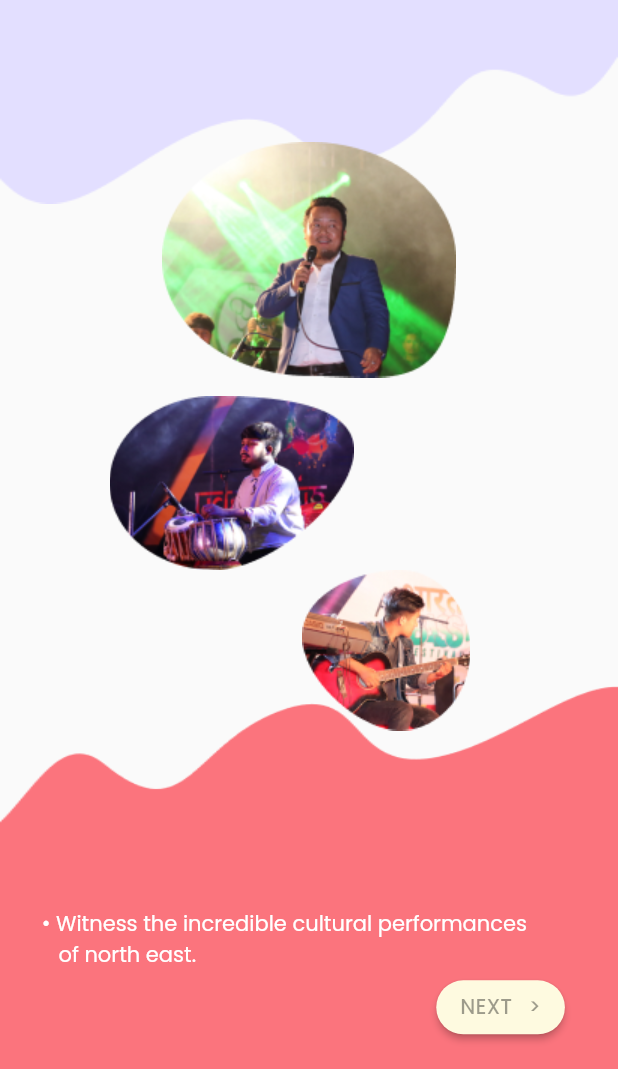
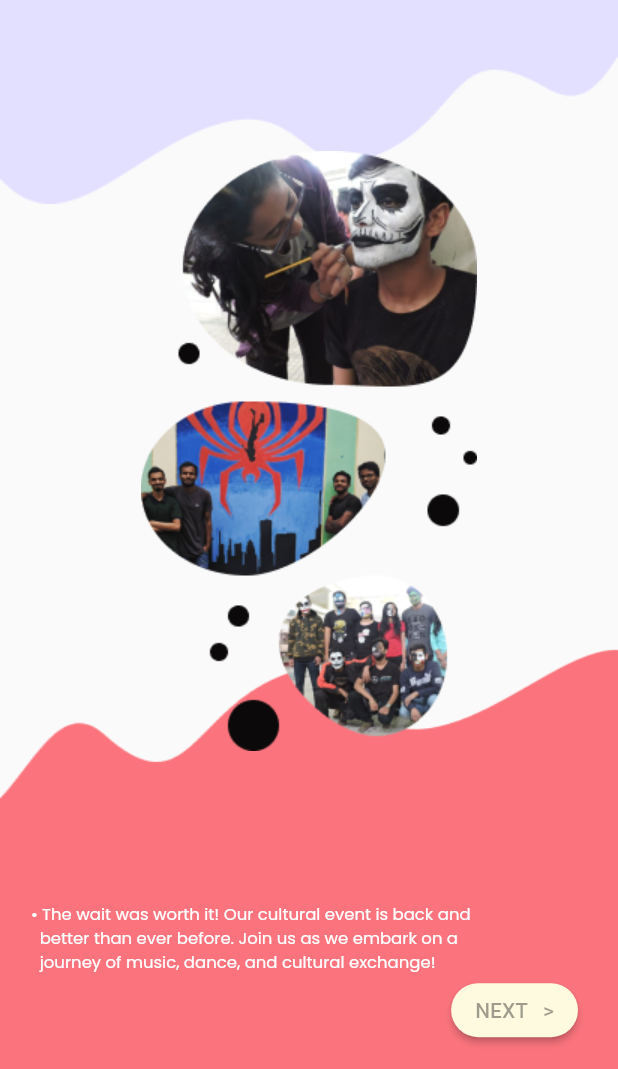
Before and after one commit to DevCANS/udgam2k23App, a Flutter app: the screen it shows after launch, after a tap on an icon or button, on a phone screen of 412 x 824 dp, the part 167-1236 px from its top. Run offline on Flutter 3.47's test engine with Material 2 defaults, Android fonts, the phone set to English and light mode, and no system bars; our stand-ins replace carousel_slider, cloud_firestore, curved_navigation_bar, firebase_auth, firebase_core, font_awesome_flutter and 2 more; missing offline and left inert: easy_image_viewer, xen_popup_card; accounts and stored records are empty; Roboto replaces fonts that are missing (Samarkan).

Commit message:
Start Screen Updated

```diff
--- a/udgam2k23/lib/screens/about/about_screen.dart
+++ b/udgam2k23/lib/screens/about/about_screen.dart
@@ -1,5 +1,4 @@
 import 'package:flutter/material.dart';
-import 'package:flutter_svg/flutter_svg.dart';
 import 'package:google_fonts/google_fonts.dart';
 import 'package:udgam2k23/constants.dart';
 import 'package:udgam2k23/methods/methods.dart';
@@ -79,7 +78,10 @@ class _AboutScreenState extends State<AboutScreen> {
                     child: SizedBox(
                       height: size.height * 0.35,
                       width: size.width * 0.65,
-                      child: SvgPicture.asset('assets/images/udgam_logo.svg'),
+                      child: Image.asset(
+                        'assets/images/udgam_logo.jpeg',
+                        fit: BoxFit.scaleDown,
+                      ),
                       // child: Image.asset(
                       //   "assets/images/udgam_logo.svg",
                       //   fit: BoxFit.scaleDown,
--- a/udgam2k23/lib/screens/auth/auth_screen.dart
+++ b/udgam2k23/lib/screens/auth/auth_screen.dart
@@ -127,7 +127,7 @@ class _AuthScreenState extends State<AuthScreen> {
                               color: Colors.black54,
                             ),
                             Text(
-                              "continue  with  google",
+                              "continue with google",
                               textScaleFactor: 1.0,
                               style: GoogleFonts.lexendDeca(
                                 fontSize: 14,
--- a/udgam2k23/lib/screens/auth/screen1.dart
+++ b/udgam2k23/lib/screens/auth/screen1.dart
@@ -56,43 +56,10 @@ class _Screen1State extends State<Screen1> {
           ),
           Padding(
             padding: EdgeInsets.only(
-              top: size.height * 0.25,
-            ),
-            child: Center(
-              child: Column(
-                children: [
-                  Image.asset(
-                    "assets/auth/i1.png",
-                  ),
-                  SizedBox(
-                    height: size.height * 0.015,
-                  ),
-                  Padding(
-                    padding: EdgeInsets.only(
-                      right: size.width * 0.25,
-                    ),
-                    child: Image.asset(
-                      "assets/auth/i2.png",
-                    ),
-                  ),
-                  Padding(
-                    padding: EdgeInsets.only(
-                      left: size.width * 0.15,
-                    ),
-                    child: Image.asset(
-                      "assets/auth/i3.png",
-                    ),
-                  ),
-                ],
-              ),
-            ),
-          ),
-          Padding(
-            padding: EdgeInsets.only(
-              top: size.height * 0.79,
+              top: size.height * 0.76,
             ),
             child: Container(
-              height: size.height * 0.25,
+              height: size.height * 0.5,
               width: double.infinity,
               decoration: const BoxDecoration(
                 image: DecorationImage(
@@ -103,22 +70,24 @@ class _Screen1State extends State<Screen1> {
               ),
               child: Padding(
                 padding: EdgeInsets.only(
-                  right: size.width * 0.08,
-                  top: size.width * 0.16,
+                  left: size.width * 0.05,
+                  right: size.width * 0.05,
+                  top: size.width * 0.20,
                 ),
                 child: Column(
+                  crossAxisAlignment: CrossAxisAlignment.start,
                   children: [
                     Text(
-                      "\u{2022} Witness the incredible cultural performances\n   of north east.",
+                      "\u{2022} Missed us? We missed you too! Join us as\n  we celebrate the return of our college's\n  cultural event after 4 long years!",
                       textScaleFactor: 1.0,
                       style: GoogleFonts.poppins(
-                        fontSize: 14,
+                        fontSize: 11,
                         color: Colors.white,
                       ),
                     ),
                     Padding(
                       padding: EdgeInsets.only(
-                        left: size.width * 0.70,
+                        left: size.width * 0.68,
                       ),
                       child: ElevatedButton(
                         onPressed: () {
@@ -145,7 +114,7 @@ class _Screen1State extends State<Screen1> {
                         child: Text(
                           "NEXT   >",
                           textScaleFactor: 1.0,
-                          style: GoogleFonts.poppins(
+                          style: GoogleFonts.lexendDeca(
                             fontSize: 14,
                             color: Colors.black38,
                           ),
@@ -157,6 +126,11 @@ class _Screen1State extends State<Screen1> {
               ),
             ),
           ),
+          Center(
+            child: Image.asset(
+              "assets/auth/S1.png",
+            ),
+          ),
         ],
       ),
     );
--- a/udgam2k23/lib/screens/auth/screen2.dart
+++ b/udgam2k23/lib/screens/auth/screen2.dart
@@ -57,40 +57,7 @@ class _Screen2State extends State<Screen2> {
           ),
           Padding(
             padding: EdgeInsets.only(
-              top: size.height * 0.25,
-            ),
-            child: Center(
-              child: Column(
-                children: [
-                  Image.asset(
-                    "assets/auth/i4.png",
-                  ),
-                  SizedBox(
-                    height: size.height * 0.015,
-                  ),
-                  Padding(
-                    padding: EdgeInsets.only(
-                      right: size.width * 0.25,
-                    ),
-                    child: Image.asset(
-                      "assets/auth/i5.png",
-                    ),
-                  ),
-                  Padding(
-                    padding: EdgeInsets.only(
-                      left: size.width * 0.25,
-                    ),
-                    child: Image.asset(
-                      "assets/auth/i6.png",
-                    ),
-                  ),
-                ],
-              ),
-            ),
-          ),
-          Padding(
-            padding: EdgeInsets.only(
-              top: size.height * 0.69,
+              top: size.height * 0.66,
             ),
             child: Container(
               height: size.height * 0.35,
@@ -104,23 +71,26 @@ class _Screen2State extends State<Screen2> {
               ),
               child: Padding(
                 padding: EdgeInsets.only(
-                  right: size.width * 0.08,
-                  top: size.width * 0.36,
+                  left: size.width * 0.05,
+                  right: size.width * 0.05,
+                  top: size.width * 0.41,
                 ),
                 child: Column(
+                  crossAxisAlignment: CrossAxisAlignment.start,
                   children: [
                     Text(
-                      "\u{2022} Witness the incredible cultural performances\n   of north east.",
+                      "\u{2022} The wait was worth it! Our cultural event is back and\n  better than ever before. Join us as we embark on a\n  journey of music, dance, and cultural exchange!",
+                      // "\u{2022} Missed us? We missed you too! Join us as we\n  celebrate the return of our college's cultural\n  event after 4 long years!",
                       textScaleFactor: 1.0,
                       style: GoogleFonts.poppins(
-                        fontSize: 14,
+                        fontSize: 11,
                         color: Colors.white,
                         // fontWeight: FontWeight.w500,
                       ),
                     ),
                     Padding(
                       padding: EdgeInsets.only(
-                        left: size.width * 0.70,
+                        left: size.width * 0.68,
                       ),
                       child: ElevatedButton(
                         onPressed: () {
@@ -144,7 +114,7 @@ class _Screen2State extends State<Screen2> {
                         child: Text(
                           "NEXT   >",
                           textScaleFactor: 1.0,
-                          style: GoogleFonts.poppins(
+                          style: GoogleFonts.lexendDeca(
                             fontSize: 14,
                             color: Colors.black38,
                           ),
@@ -156,6 +126,11 @@ class _Screen2State extends State<Screen2> {
               ),
             ),
           ),
+          Center(
+            child: Image.asset(
+              "assets/auth/S2.png",
+            ),
+          ),
         ],
       ),
     );
--- a/udgam2k23/pubspec.yaml
+++ b/udgam2k23/pubspec.yaml
@@ -29,7 +29,6 @@ dependencies:
   insta_image_viewer: ^1.0.2
   url_launcher: ^6.1.10
   xen_popup_card: ^0.0.1
-  flutter_svg: ^2.0.4
 
 dev_dependencies:
   flutter_lints: ^2.0.0
```
Also changed, not shown: udgam2k23/lib/screens/auth/screen3.dart (+10 -35 lines), udgam2k23/assets/auth/S1.png (added), udgam2k23/assets/auth/S2.png (added), udgam2k23/assets/auth/S3.png (added), udgam2k23/assets/images/udgam_logo.jpeg (added), udgam2k23/pubspec.lock.
